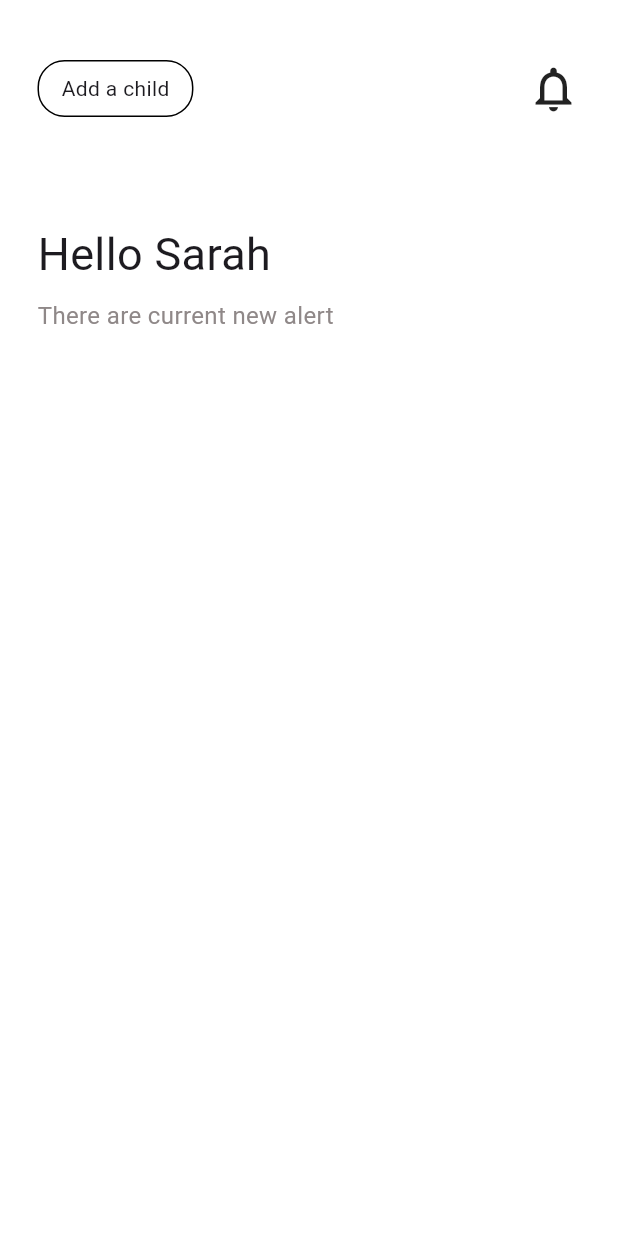
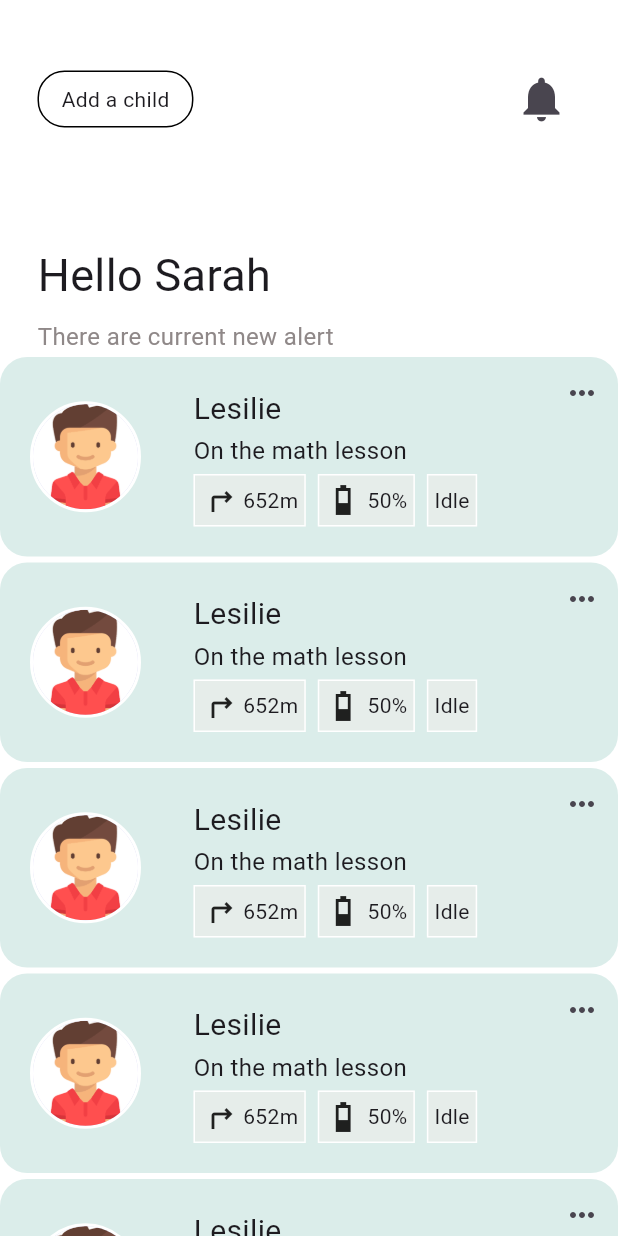
Before and after one commit to HuyLN38/ParentLink, a Flutter app: the HomePage screen opened directly, on a phone screen of 412 x 824 dp. Run offline on Flutter 3.47's test engine with Material 3 defaults, Android fonts, the light colour scheme and no system bars; our stand-ins replace flutter_svg, iconly; missing offline and left inert: animator.

Commit message:
have the modle show state child

```diff
--- /dev/null
+++ b/lib/components/child_state_tile.dart
@@ -0,0 +1,113 @@
+import 'package:flutter/material.dart';
+import 'package:parent_link/theme/app.theme.dart';
+
+class ChildStateTile extends StatelessWidget {
+  const ChildStateTile({super.key});
+
+  @override
+  Widget build(BuildContext context) {
+    return Padding(
+      padding: const EdgeInsets.symmetric(vertical: 2.0),
+      child: Container(
+        decoration: BoxDecoration(
+          color: Apptheme.colors.pale_blue,
+          borderRadius: BorderRadius.circular(18)
+        ),
+        child: Stack(
+          children: [
+            Padding(
+              padding: const EdgeInsets.only(left: 20.0, top: 20, bottom: 20),
+              child: Row(
+                children: [
+                  // Avatar with circular border
+                  Container(
+                    decoration: BoxDecoration(
+                      border: Border.all(
+                        color: Apptheme.colors.white,
+                        width: 2,
+                      ),
+                      shape: BoxShape.circle,
+                    ),
+                    child: const CircleAvatar(
+                      radius: 35,
+                      backgroundImage: AssetImage('lib/img/child1.png'),
+                    ),
+                  ),
+                  const SizedBox(width: 35), // Use SizedBox for spacing
+                  // Child's info
+                  Column(
+                    crossAxisAlignment: CrossAxisAlignment.start,
+                    children: [
+                      const Text(
+                        "Lesilie",
+                        style: TextStyle(fontSize: 20),
+                      ),
+                      const SizedBox(height: 2),
+                      const Text(
+                        "On the math lesson",
+                        style: TextStyle(fontSize: 16),
+                      ),
+                      const SizedBox(height: 4),
+
+                      // Status indicators
+                      Row(
+                        crossAxisAlignment: CrossAxisAlignment.center,
+                        children: [
+                          _buildStatusContainer(
+                            icon: Icons.turn_right,
+                            text: "652m",
+                          ),
+                          const SizedBox(width: 8),
+                          _buildStatusContainer(
+                            icon: Icons.battery_3_bar_sharp,
+                            text: "50%",
+                          ),
+                          const SizedBox(width: 8),
+                          _buildStatusContainer(
+                            text: "Idle",
+                          ),
+                        ],
+                      ),
+                    ],
+                  ),
+                ],
+              ),
+            ),
+            Align(
+              alignment: Alignment.topRight,
+              child: IconButton(
+                icon: Icon(Icons.more_horiz),
+                onPressed: () {
+                },
+              ),
+            ),
+          ],
+        ),
+      ),
+    );
+  }
+
+  // Helper method to build status container
+  Widget _buildStatusContainer({IconData? icon, required String text}) {
+    return Container(
+      color: Apptheme.colors.pale_blue.withRed(230),
+      child: Container(
+        height: 35,
+        decoration: BoxDecoration(
+          border: Border.all(
+            color: Apptheme.colors.white,
+            width: 1,
+          ),
+        ),
+        padding: const EdgeInsets.all(4), // Add some padding
+        child: Row(
+          children: [
+            if (icon != null) Icon(icon), // Show icon only if provided
+            if (icon != null) const SizedBox(width: 4), // Spacing after icon
+            Text(text),
+          ],
+        ),
+      ),
+    );
+  }
+}
--- a/lib/pages/home_page.dart
+++ b/lib/pages/home_page.dart
@@ -1,4 +1,5 @@
 import 'package:flutter/material.dart';
+import 'package:parent_link/components/child_state_tile.dart';
 import 'package:parent_link/theme/app.theme.dart';
 
 class HomePage extends StatefulWidget {
@@ -9,7 +10,6 @@ class HomePage extends StatefulWidget {
 }
 
 class _HomePageState extends State<HomePage> {
-  bool _isNotified = false;
 
   @override
   Widget build(BuildContext context) {
@@ -39,20 +39,14 @@ class _HomePageState extends State<HomePage> {
                       child: const Text("Add a child"),
                     ),
                   ),
-                  GestureDetector(
-                    onTap: () {
-                      // handle notification activity
-                      setState(() {
-                        _isNotified = !_isNotified;
-                      });
-                    },
-                    child: Icon(
-                      _isNotified
-                          ? Icons.notifications
-                          : Icons.notifications_none,
-                      size: 36.0,
+
+                     IconButton(
+                      icon: Icon(Icons.notifications),
+                      onPressed: (){
+                        //do sth acitivity
+                      },
+                      iconSize: 36.0,
                     ),
-                  ),
                 ],
               ),
             ),
@@ -84,6 +78,21 @@ class _HomePageState extends State<HomePage> {
                 ),
               ),
             ),
+            Container(
+              child: ChildStateTile(),
+            ),
+            Container(
+              child: ChildStateTile(),
+            ),
+          Container(
+              child: ChildStateTile(),
+            ),
+          Container(
+              child: ChildStateTile(),
+            ),
+          Container(
+              child: ChildStateTile(),
+            ),
           ],
         ),
       ),
--- a/lib/theme/colors.dart
+++ b/lib/theme/colors.dart
@@ -10,7 +10,8 @@ class AppColors{
   final blue = const Color(0xFF4A90E2);
   final orage = const Color(0xFFFFA726);
   final red = const Color(0xFFF44336);
-  final geen = const Color(0xFF4CAF50);
+  final green = const Color(0xFF4CAF50);
+  final pale_blue = const Color(0xFFDBEDEA );
 
 const AppColors();
 }
```
Also changed, not shown: lib/img/child1.png (added), lib/img/child2.png (added), lib/img/child3.png (added).
